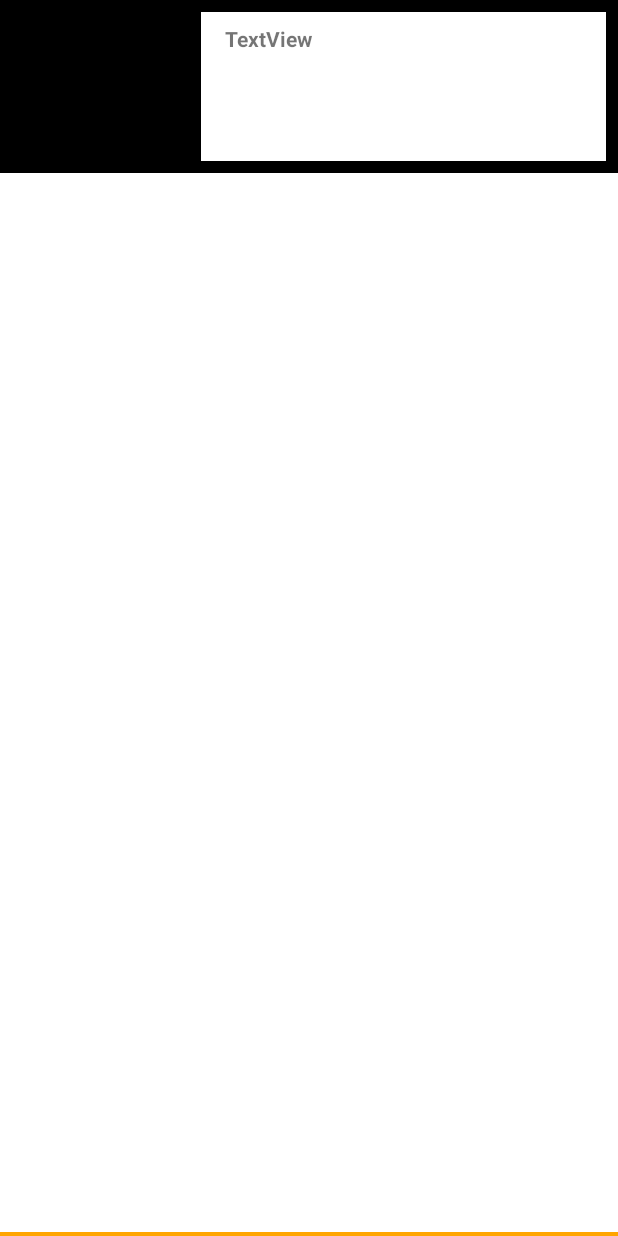
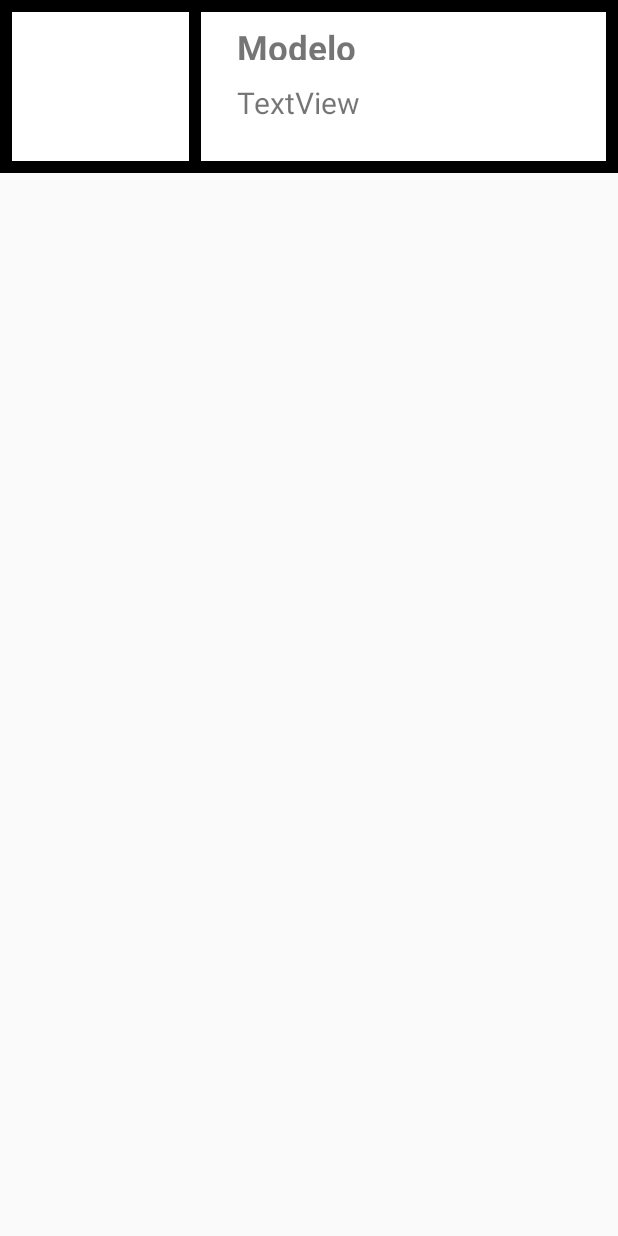
Before and after one commit to anthonymg1994/KangUp, an Android app: the layout celltype.xml on its own in the app's theme, with its tools: preview values and no code run, on a phone screen of 412 x 824 dp. Run offline under Robolectric (Android 15) with nearby library versions, the phone set to English and light mode, and no system bars.

Commit message:
Version 1.0

```diff
--- a/app/src/main/java/com/mx/bridgestudio/kangup/Views/TypesOfAutomobiles.java
+++ b/app/src/main/java/com/mx/bridgestudio/kangup/Views/TypesOfAutomobiles.java
@@ -2,6 +2,7 @@ package com.mx.bridgestudio.kangup.Views;
 
 import android.app.Activity;
 import android.os.Bundle;
+import android.widget.ListView;
 
 import com.mx.bridgestudio.kangup.R;
 
@@ -11,10 +12,12 @@ import com.mx.bridgestudio.kangup.R;
 
 public class TypesOfAutomobiles extends Activity {
 
+    private ListView lista;
     @Override
     public void onCreate(Bundle savedInstanceState){
         super.onCreate(savedInstanceState);
-        setContentView(R.layout.types);
+        setContentView(R.layout.activity_types);
+        lista = (ListView)findViewById(R.id.listView);
 
 
     }
--- /dev/null
+++ b/app/src/main/res/drawable/bordertb.xml
@@ -0,0 +1,22 @@
+<?xml version="1.0" encoding="utf-8"?>
+<layer-list xmlns:android="http://schemas.android.com/apk/res/android">
+    <item>
+        <shape android:shape="rectangle">
+            <stroke
+                android:width="4dp"
+                android:color="#e10606" />
+            <solid android:color="#9bce64" />
+        </shape>
+    </item>
+
+    <item
+        android:bottom="2dp"
+        android:top="2dp">
+        <shape android:shape="rectangle">
+            <stroke
+                android:width="2dp"
+                android:color="#9bce64" />
+        </shape>
+    </item>
+
+</layer-list>
--- a/app/src/main/res/layout/activity_types.xml
+++ b/app/src/main/res/layout/activity_types.xml
@@ -22,4 +22,11 @@
         app:headerLayout="@layout/nav_header_types"
         app:menu="@menu/activity_types_drawer" />
 
+    <ListView
+        android:layout_width="match_parent"
+        android:layout_height="match_parent"
+        android:id="@+id/listView"
+        />
+
+
 </android.support.v4.widget.DrawerLayout>
--- a/app/src/main/res/layout/celltype.xml
+++ b/app/src/main/res/layout/celltype.xml
@@ -3,8 +3,8 @@
     xmlns:app="http://schemas.android.com/apk/res-auto"
     xmlns:tools="http://schemas.android.com/tools"
     android:layout_width="match_parent"
-    android:layout_height="match_parent"
-    android:background="@drawable/bordercell"
+    android:layout_height="wrap_content"
+    android:background="@drawable/bordertb"
     app:layout_collapseParallaxMultiplier="1.0">
 
 
@@ -18,7 +18,8 @@
         app:layout_constraintLeft_toLeftOf="parent"
         app:layout_constraintRight_toRightOf="parent"
         tools:layout_constraintRight_creator="1"
-        tools:layout_constraintLeft_creator="1">
+        tools:layout_constraintLeft_creator="1"
+        app:layout_constraintHorizontal_bias="1.0">
 
 
         <android.support.constraint.ConstraintLayout
@@ -53,6 +54,7 @@
                 android:layout_marginBottom="8dp"
                 app:layout_constraintRight_toRightOf="parent"
                 android:layout_marginEnd="8dp"
+                android:background="#ffffff"
                 android:layout_marginRight="8dp"
                 tools:layout_constraintTop_creator="1"
                 tools:layout_constraintRight_creator="1"
@@ -75,59 +77,70 @@
             app:layout_constraintTop_toTopOf="parent"
             app:layout_constraintRight_toRightOf="parent"
             android:layout_marginEnd="8dp"
-            android:layout_marginRight="8dp">
+            android:layout_marginRight="8dp"
+            app:layout_constraintVertical_bias="0.43">
 
             <android.support.constraint.ConstraintLayout
-                android:layout_width="238dp"
+                android:layout_width="0dp"
                 android:layout_height="24dp"
                 android:orientation="horizontal"
                 android:layout_gravity="center"
                 android:id="@+id/linearLayout"
-                app:layout_constraintLeft_toLeftOf="@+id/linearLayout4"
-                android:layout_marginStart="8dp"
-                android:layout_marginLeft="8dp"
+                app:layout_constraintLeft_toLeftOf="parent"
                 app:layout_constraintRight_toRightOf="parent"
                 android:layout_marginEnd="8dp"
                 android:layout_marginRight="8dp"
                 app:layout_constraintTop_toTopOf="parent"
-                android:layout_marginTop="8dp">
+                android:layout_marginTop="8dp"
+                tools:layout_constraintRight_creator="1"
+                android:layout_marginStart="16dp"
+                android:layout_marginLeft="16dp">
+
+                <TextView
+                    android:id="@+id/name"
+                    android:layout_width="222dp"
+                    android:text="Modelo"
+                    android:textStyle="bold"
+                    android:textSize="35px"
+
+                    app:layout_constraintRight_toRightOf="parent"
+                    android:layout_marginEnd="8dp"
+                    android:layout_marginRight="8dp"
+                    app:layout_constraintBottom_toBottomOf="parent"
+                    app:layout_constraintTop_toTopOf="parent"
+                    android:layout_height="24dp"
+                    app:layout_constraintLeft_toLeftOf="parent" />
+
+            </android.support.constraint.ConstraintLayout>
+
+            <android.support.constraint.ConstraintLayout
+                android:layout_width="246dp"
+                android:layout_height="54dp"
+                android:orientation="horizontal"
+                android:layout_gravity="center"
+                android:id="@+id/linearLayout4"
+                app:layout_constraintTop_toBottomOf="@+id/linearLayout"
+                android:layout_marginTop="8dp"
+                app:layout_constraintRight_toRightOf="parent"
+                android:layout_marginEnd="8dp"
+                android:layout_marginRight="8dp"
+                app:layout_constraintBottom_toBottomOf="parent"
+                android:layout_marginBottom="8dp"
+                app:layout_constraintLeft_toLeftOf="parent"
+                android:layout_marginStart="16dp"
+                android:layout_marginLeft="16dp">
 
                 <TextView
                     android:id="@+id/description"
-                    android:layout_width="wrap_content"
-                    android:layout_height="wrap_content"
+                    android:layout_width="230dp"
+                    android:layout_height="38dp"
                     android:text="TextView"
-                    android:textStyle="bold"
-                    tools:layout_editor_absoluteY="140dp"
-                    tools:layout_editor_absoluteX="286dp" />
-                "/>
+                    android:textSize="30px"
+                    app:layout_constraintLeft_toLeftOf="parent"
+                    app:layout_constraintTop_toTopOf="parent"
+                    app:layout_constraintRight_toRightOf="parent"
+                    app:layout_constraintBottom_toBottomOf="parent" />
             </android.support.constraint.ConstraintLayout>
-
-              <LinearLayout
-            android:layout_width="0dp"
-            android:layout_height="0dp"
-            android:orientation="horizontal"
-            android:layout_gravity="center"
-                  app:layout_constraintRight_toLeftOf="parent"
-                  tools:layout_constraintTop_creator="1"
-                  tools:layout_constraintRight_creator="1"
-                  tools:layout_constraintBottom_creator="1"
-                  app:layout_constraintBottom_toBottomOf="@+id/linearLayout"
-                  tools:layout_constraintLeft_creator="1"
-                  app:layout_constraintLeft_toLeftOf="parent"
-                  app:layout_constraintTop_toTopOf="@+id/linearLayout"
-                  android:id="@+id/linearLayout4">
-
-            <TextView
-                android:id="@+id/descrifption"
-                android:layout_width="wrap_content"
-                android:layout_height="wrap_content"
-                android:text="TextView"
-                android:layout_marginTop="35dp"
-                android:layout_marginLeft="20dp"
-                android:textStyle="bold"
-            />
-        </LinearLayout>
 
 
         </android.support.constraint.ConstraintLayout>
```
